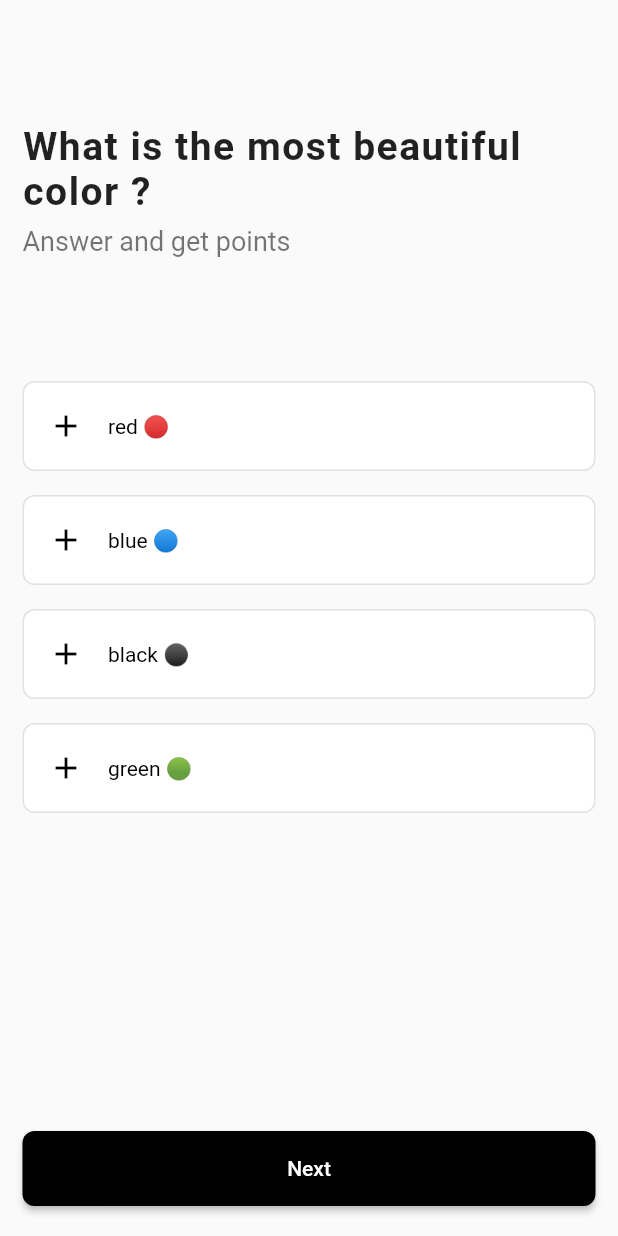
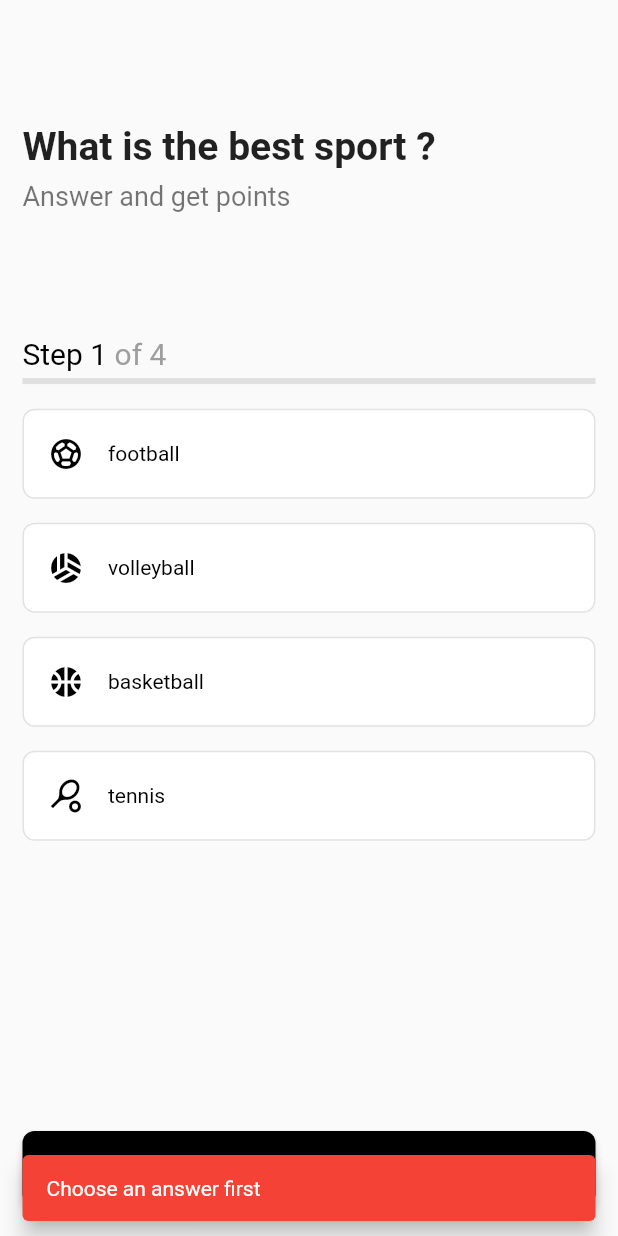
Before and after one commit to HussienShalabi/quiz-app, a Flutter app: the screen it shows after launch, after a tap on "Next", on a phone screen of 412 x 824 dp. Run offline on Flutter 3.47's test engine with Material 2 defaults, Android fonts, the phone set to English and light mode, and no system bars.

Commit message:
last edit

```diff
--- a/lib/screens/quiz_app.dart
+++ b/lib/screens/quiz_app.dart
@@ -13,57 +13,87 @@ class _HomePageState extends State<HomePage> {
   int? yourChoiceIndex;
 
   int result = 0;
+  List chosenIndex = [];
 
   List correctAnswers = [
-    'football ⚽',
-    'black ⚫',
-    'Cheetah 🐆',
-    'Messi 🥇',
+    'football',
+    'black',
+    'plane',
+    'Messi',
   ];
 
   List chosenAnswers = [];
 
   List<Map<String, dynamic>> questionsWithAnswers = [
     {
-      'question': 'What is the best sport ?',
+      'question': "What is the best sport ?",
       'answers': [
-        'basketball 🏀',
-        'football ⚽',
-        'volleyball 🏐',
-        'tennis 🎾',
+        'football',
+        'volleyball',
+        'basketball',
+        'tennis',
+      ],
+      'Icons' : [
+        Icons.sports_soccer,
+        Icons.sports_volleyball,
+        Icons.sports_basketball,
+        Icons.sports_tennis,
+
       ],
     },
     {
       'question': 'What is the most beautiful color ?',
       'answers': [
-        'red 🔴',
-        'blue 🔵',
-        'black ⚫',
-        'green 🟢',
+        'red',
+        'blue',
+        'black',
+        'green',
+      ],
+      'Icons' : [
+        Icons.color_lens,
+        Icons.color_lens_outlined,
+        Icons.colorize_sharp,
+        Icons.format_color_fill,
+
       ],
     },
     {
-      'question': 'What is the fastest animal ?',
+      'question': 'What is the fastest travel way ?',
       'answers': [
-        'horse 🐎',
-        'turtle 🐢',
-        'dog 🐕',
-        'Cheetah 🐆',
+        'plane',
+        'car',
+        'bus',
+        'boat',
+      ],
+      'Icons' : [
+         Icons.airplanemode_on,
+         Icons.directions_car,
+         Icons.directions_bus,
+         Icons.directions_boat,
+
       ],
     },
     {
       'question': 'Who is the best player? You\'re right, he is Messi',
       'answers': [
-        'Messi 🥇',
-        'Messi 🥇',
-        'Messi 🥇',
-        'Messi 🥇',
+        'Messi',
+        'Messi',
+        'Messi',
+        'Messi',
+      ],
+      'Icons' : [
+        Icons.looks_one,
+        Icons.looks_one,
+        Icons.looks_one,
+        Icons.looks_one,
+
       ],
     },
   ];
 
   @override
   Widget build(BuildContext context) {
+    // final progress = questionIndex;
     final questionWithAnswer = questionsWithAnswers[questionIndex];
     final size = MediaQuery.of(context).size;
     return Scaffold(
@@ -81,21 +111,52 @@ class _HomePageState extends State<HomePage> {
                           style: const TextStyle(
                               fontSize: 26,
                               fontWeight: FontWeight.bold,
-                              letterSpacing: 1)),
+                              // letterSpacing: 1
+                          )),
+
                       SizedBox(
                         height: size.height * 0.01,
                       ),
-                      Text('Answer and get points',
-                          style: const TextStyle(
+                      const Text('Answer and get points',
+                          style: TextStyle(
                             fontSize: 18,
                             color: Colors.black54,
                           )),
                       SizedBox(
                         height: size.height * 0.1,
                       ),
-                      for (int i = 0;
-                          i < questionWithAnswer['answers'].length;
-                          i++)
+
+                      RichText(
+                        text: TextSpan(
+                          children: <TextSpan>[
+                            TextSpan(
+                              text: 'Step ${questionIndex + 1}',
+                              style:
+                                  const TextStyle(color: Colors.black, fontSize: 20),
+                            ),
+                            const TextSpan(
+                              text: ' of 4',
+                              style:
+                                  TextStyle(color: Colors.grey, fontSize: 20),
+                            ),
+                          ],
+                        ),
+                      ),
+                      const SizedBox(
+                        height: 5,
+                      ),
+                      LinearProgressIndicator(
+                        value: questionIndex.toDouble() / 4,
+                        backgroundColor: Colors.grey.shade300,
+                        valueColor: const AlwaysStoppedAnimation<Color>(
+                          Colors.green,
+                        ),
+                      ),
+                      SizedBox(
+                        height: size.height * 0.02,
+                      ),
+
+                      for (int i = 0; i < questionWithAnswer['answers'].length; i++)
                         Padding(
                           padding: const EdgeInsets.only(bottom: 16),
                           child: InkWell(
@@ -103,7 +164,6 @@ class _HomePageState extends State<HomePage> {
                               setState(() {
                                 yourChoiceIndex = i;
                               });
-                              print(yourChoiceIndex);
                             },
                             child: Container(
                               width: double.infinity,
@@ -121,12 +181,12 @@ class _HomePageState extends State<HomePage> {
                                 child: Row(
                                   children: [
                                     Icon(
-                                      Icons.add,
+                                      questionWithAnswer['Icons'][i],
                                       color: i != yourChoiceIndex
                                           ? Colors.black
                                           : Colors.white,
                                     ),
-                                    SizedBox(
+                                    const SizedBox(
                                       width: 16,
                                     ),
                                     Text(
@@ -142,19 +202,24 @@ class _HomePageState extends State<HomePage> {
                             ),
                           ),
                         ),
-                      Spacer(),
+                      const Spacer(),
                       SizedBox(
                         width: double.infinity,
                         height: 50,
                         child: ElevatedButton(
                           onPressed: () {
                             setState(() {
-                              // chosenAnswers.add(questionWithAnswer['answers'][i]);
-                              print(chosenAnswers);
-                              if (questionIndex < questionsWithAnswers.length - 1) {
+                              // chosenAnswers.add(questionWithAnswer['answers'][yourChoiceIndex]);
+                              if (yourChoiceIndex != null) {
+                                chosenAnswers.add(questionWithAnswer['answers']
+                                    [yourChoiceIndex]);
+                                if (questionIndex <
+                                    questionsWithAnswers.length - 1) {
                                   questionIndex++;
                                 } else {
-                                for (int j = 0; j < chosenAnswers.length; j++) {
+                                  for (int j = 0;
+                                      j < chosenAnswers.length;
+                                      j++) {
                                     if (chosenAnswers[j] == correctAnswers[j]) {
                                       result++;
                                     }
@@ -162,9 +227,18 @@ class _HomePageState extends State<HomePage> {
                                   showResultsMessage = true;
                                 }
                                 yourChoiceIndex = null;
+                              } else {
+                                ScaffoldMessenger.of(context)
+                                    .showSnackBar(const SnackBar(
+                                  content: Text('Choose an answer first'),
+                                  duration: Duration(seconds: 2),
+                                  backgroundColor: Colors.red,
+                                  behavior: SnackBarBehavior.floating,
+                                ));
+                              }
                             });
                           },
-                          child: Text('Next'),
+                          child: const Text('Next'),
                           style: ElevatedButton.styleFrom(
                               backgroundColor: Colors.black,
                               shape: RoundedRectangleBorder(
@@ -172,7 +246,7 @@ class _HomePageState extends State<HomePage> {
                               )),
                         ),
                       ),
-                      SizedBox(height: 20),
+                      const SizedBox(height: 20),
 
                       // for (int i = 0; i < questionWithAnswer['answers'].length; i++)
                       //   Padding(
@@ -227,7 +301,7 @@ class _HomePageState extends State<HomePage> {
                             style: TextStyle(
                                 fontWeight: FontWeight.bold,
                                 fontSize: 30,
-                                color: Colors.indigo.shade700)),
+                                color: Colors.green.shade900)),
                         const SizedBox(
                           height: 5,
                         ),
@@ -249,7 +323,7 @@ class _HomePageState extends State<HomePage> {
                           ),
                           style: TextButton.styleFrom(
                             foregroundColor: Colors.green,
-                            textStyle: TextStyle(
+                            textStyle: const TextStyle(
                               fontSize: 18,
                             ),
                           ),
--- a/pubspec.yaml
+++ b/pubspec.yaml
@@ -59,9 +59,9 @@ flutter:
   uses-material-design: true
 
   # To add assets to your application, add an assets section, like this:
-  # assets:
-  #   - images/a_dot_burr.jpeg
-  #   - images/a_dot_ham.jpeg
+  assets:
+    - assets/
+
 
   # An image asset can refer to one or more resolution-specific "variants", see
   # https://flutter.dev/assets-and-images/#resolution-aware
```
Lines whose indentation alone changed are shown as unchanged.
